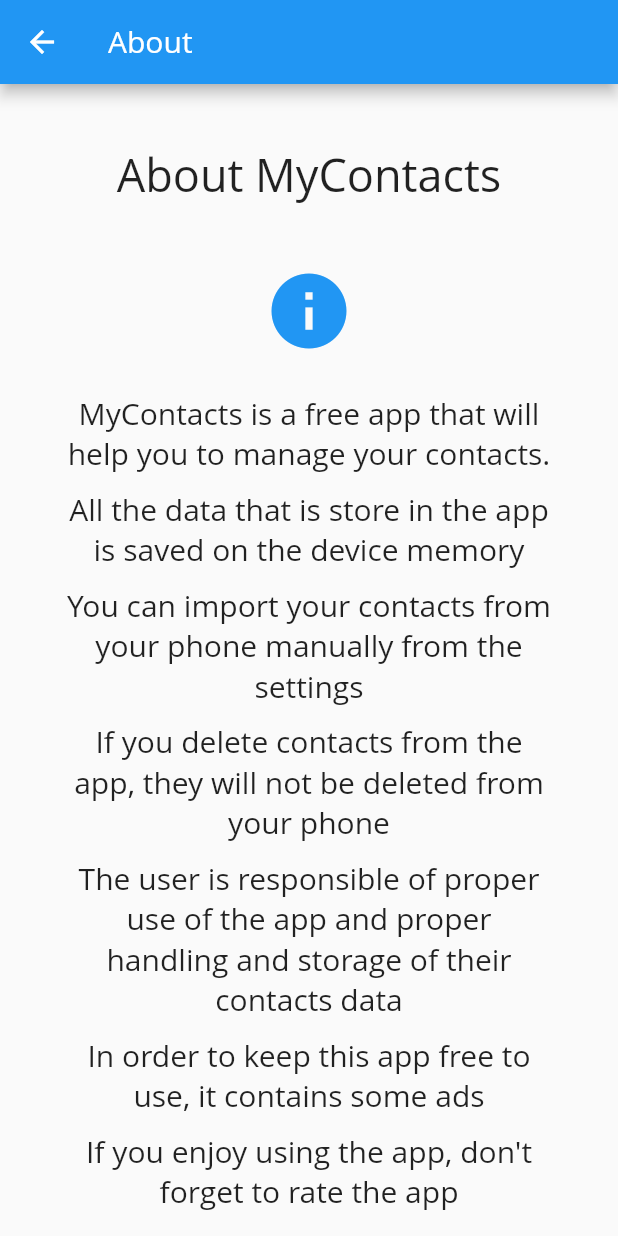
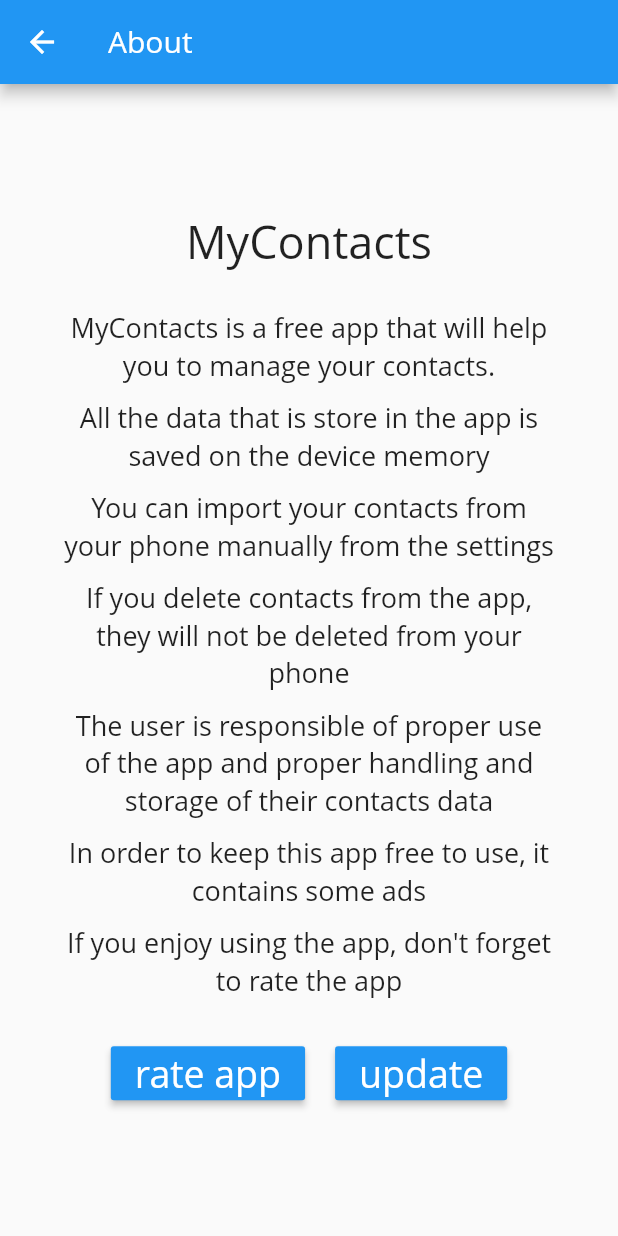
Before and after one commit to kevinrmendez/myContacts, a Flutter app: the AboutActivity screen opened directly, on a phone screen of 412 x 824 dp. Run offline on Flutter 3.47's test engine with Material 2 defaults, Android fonts, the phone set to English and light mode, and no system bars; our stand-ins replace camera, charts_flutter, contacts_service, csv, flutter_local_notifications, font_awesome_flutter and 6 more; missing offline and left inert: admob_flutter, dart:ffi, flutter_email_sender, flutter_material_color_picker, scidart, strings and 1 more; accounts and stored records are empty; Roboto replaces fonts that are missing (Open Sans); statements that could not run were skipped.

Commit message:
about layout change

```diff
--- a/lang/de.json
+++ b/lang/de.json
@@ -54,6 +54,7 @@
   "button_skip": "überspringen",
   "button_backup_create": "Backup erstellen",
   "button_backup_list": "Back up liste",
+  "button_update_app": "aktualisieren",
   "dialog_title_importing": "Kontakte importieren",
   "dialog_description_importing": "Kontakte importieren ... bitte warten",
   "snackbar_contact_delete_all": "Alle Ihre Kontakte wurden gelöscht!",
--- a/lang/en.json
+++ b/lang/en.json
@@ -54,6 +54,7 @@
   "button_skip": "skip",
   "button_backup_create": "create backup",
   "button_backup_list": "backup list",
+  "button_update_app": "update",
   "dialog_title_importing": "importing contacts",
   "dialog_description_importing": "importing contacts...please wait",
   "snackbar_contact_delete_all": "All your contacts have been deleted!",
@@ -109,7 +110,7 @@
   "color_teal": "Teal",
   "color_yellow": "Yellow",
   "color_dark": "Dark",
-  "about_title": "About MyContacts",
+  "about_title": "MyContacts",
   "about1": "MyContacts is a free app that will help you to manage your contacts.",
   "about2": "All the data that is store in the app is saved on the device memory",
   "about3": "You can import your contacts from your phone manually from the settings",
--- a/lang/es.json
+++ b/lang/es.json
@@ -53,6 +53,7 @@
   "button_skip": "omitir",
   "button_backup_create": "crear respaldo",
   "button_backup_list": "lista de respaldos",
+  "button_update_app": "actualizar",
   "dialog_title_importing": "importando contactos",
   "dialog_description_importing": "importando contactos ... por favor espere",
   "dialog_exporting_contacts": "exportando contactos...",
--- a/lang/fr.json
+++ b/lang/fr.json
@@ -53,6 +53,7 @@
   "button_skip": "passer",
   "button_backup_create": "créer une sauvegarde",
   "button_backup_list": "liste de sauvegarde",
+  "button_update_app": "mettre à jour",
   "dialog_title_importing": "importation de contacts",
   "dialog_description_importing": "importation de contacts ... veuillez patienter",
   "dialog_exporting_contacts": "exportation de contacts...",
--- a/lang/hi.json
+++ b/lang/hi.json
@@ -53,6 +53,7 @@
   "button_skip": "छोड़ें",
   "button_backup_create": "बैकअप बनाना",
   "button_backup_list": "बैकअप सूची",
+  "button_update_app": "अपडेट करें",
   "dialog_title_importing": "संपर्क आयात करना",
   "dialog_description_importing": "संपर्क आयात कर रहा है ... कृपया प्रतीक्षा करें",
   "dialog_exporting_contacts": "संपर्क निर्यात कर रहा है...",
--- a/lang/it.json
+++ b/lang/it.json
@@ -54,6 +54,7 @@
   "button_skip": "salta",
   "button_backup_create": "Crea backup",
   "button_backup_list": "elenco di backup",
+  "button_update_app": "aggiornare",
   "dialog_title_importing": "importazione di contatti",
   "dialog_description_importing": "importazione di contatti...si prega di attendere",
   "snackbar_contact_delete_all": "tutti i tuoi contatti sono stati cancellati!",
@@ -109,7 +110,7 @@
   "color_teal": "Teal",
   "color_yellow": "giallo",
   "color_dark": "scuro",
-  "about_title": "informazioni su Contatti",
+  "about_title": "Informazioni su Contatti",
   "about1": "Contatti è un'app gratuita che ti aiuterà a gestire i tuoi contatti.",
   "about2": "tutti i dati memorizzati nell'app vengono salvati nella memoria del dispositivo",
   "about3": "è possibile importare i contatti dal telefono manualmente dalle impostazioni",
--- a/lang/pt.json
+++ b/lang/pt.json
@@ -54,6 +54,7 @@
   "button_skip": "pular",
   "button_backup_create": "Criar backup",
   "button_backup_list": "lista de backup",
+  "button_update_app": "atualizar",
   "dialog_title_importing": "importando contatos",
   "dialog_description_importing": "importando contatos ... aguarde",
   "snackbar_contact_delete_all": "Todos os teus contactos foram apagados!",
--- a/lib/activity/aboutActivity.dart
+++ b/lib/activity/aboutActivity.dart
@@ -12,7 +12,7 @@ class AboutActivity extends StatelessWidget {
       child: Text(
         text,
         textAlign: TextAlign.center,
-        style: TextStyle(fontSize: 20),
+        style: TextStyle(fontSize: 18),
       ),
     );
   }
@@ -23,21 +23,21 @@ class AboutActivity extends StatelessWidget {
       return Column(
         children: <Widget>[
           Container(
-            padding: const EdgeInsets.symmetric(vertical: 40),
+            padding: const EdgeInsets.symmetric(vertical: 20),
             child: Text(
               text,
               textAlign: TextAlign.center,
               style: TextStyle(fontSize: 30),
             ),
           ),
-          Padding(
-            padding: const EdgeInsets.only(bottom: 20),
-            child: Icon(
-              Icons.info,
-              color: Theme.of(context).primaryColor,
-              size: 60,
-            ),
-          ),
+          // Padding(
+          //   padding: const EdgeInsets.only(bottom: 20),
+          //   child: Icon(
+          //     Icons.info,
+          //     color: Theme.of(context).primaryColor,
+          //     size: 60,
+          //   ),
+          // ),
         ],
       );
     }
@@ -59,7 +59,10 @@ class AboutActivity extends StatelessWidget {
               _text(translatedText("about7", context), context),
               Container(
                 padding: EdgeInsets.symmetric(vertical: 20),
-                child: RaisedButton(
+                child: Wrap(
+                  alignment: WrapAlignment.spaceBetween,
+                  children: <Widget>[
+                    RaisedButton(
                       color: Theme.of(context).primaryColor,
                       child: Text(
                         translatedText("button_rate", context),
@@ -75,6 +78,27 @@ class AboutActivity extends StatelessWidget {
                         }
                       },
                     ),
+                    SizedBox(
+                      width: 20,
+                    ),
+                    RaisedButton(
+                      color: Theme.of(context).primaryColor,
+                      child: Text(
+                        translatedText("button_update_app", context),
+                        style: TextStyle(color: Colors.white, fontSize: 25),
+                      ),
+                      onPressed: () async {
+                        String url =
+                            "https://play.google.com/store/apps/details?id=com.kevinrmendez.contact_app";
+                        if (await canLaunch(url)) {
+                          await launch(url);
+                        } else {
+                          throw 'Could not launch $url';
+                        }
+                      },
+                    ),
+                  ],
+                ),
               ),
             ],
           ),
```
Also changed, not shown: lib/activity/statisticsActivity.dart (+13 -13 lines). Lines whose indentation alone changed are shown as unchanged.
